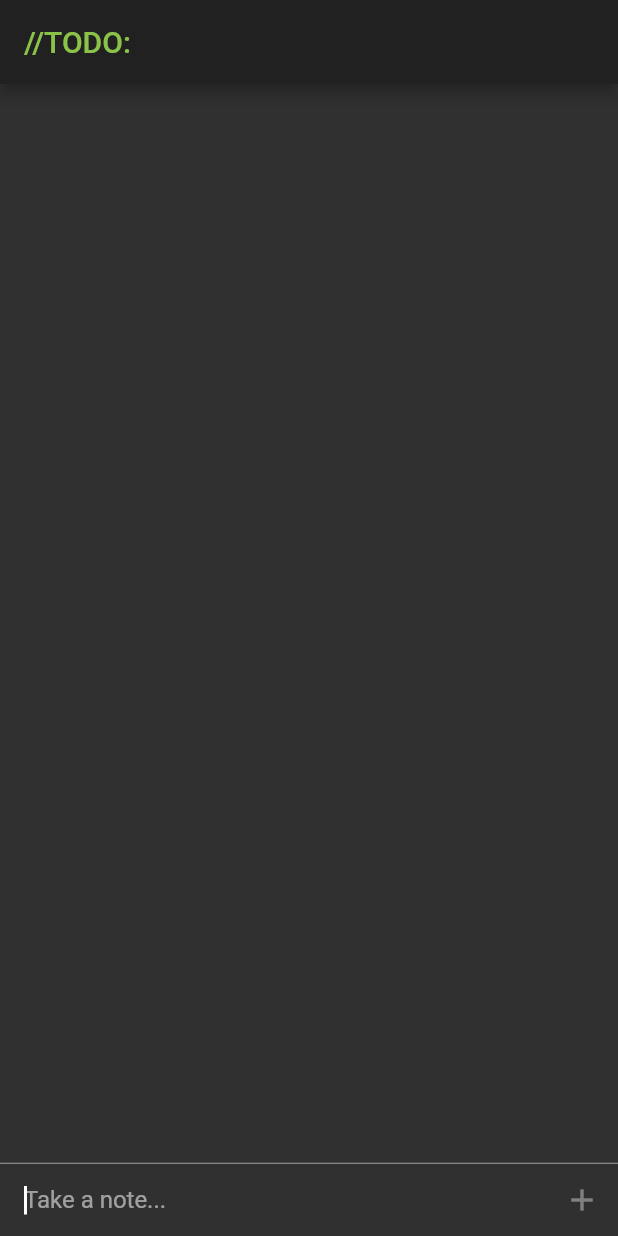
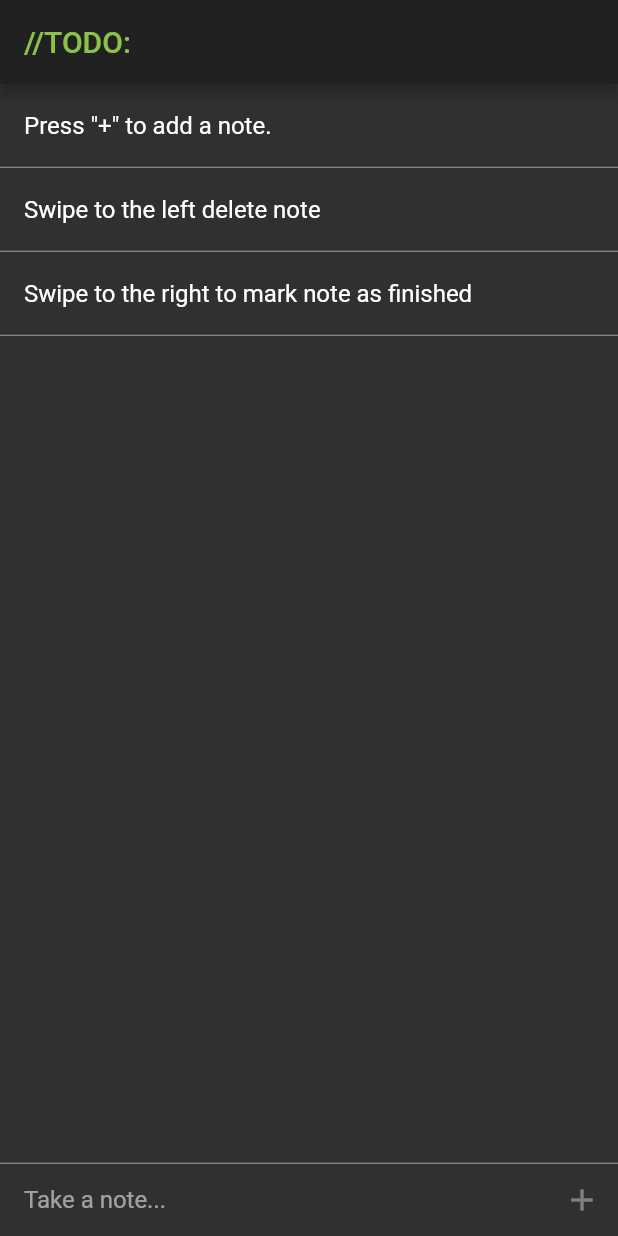
Before and after one commit to Moonkid/flutter_projects, a Flutter app: the screen it shows after launch, on a phone screen of 412 x 824 dp. Run offline on Flutter 3.47's test engine with Material 2 defaults, Android fonts, the phone set to English and light mode, and no system bars.

```diff
--- a/lecture_2_todos/lib/models/todo.dart
+++ b/lecture_2_todos/lib/models/todo.dart
@@ -3,7 +3,7 @@ import 'package:meta/meta.dart';
 class Todo {
   const Todo({
     @required this.text,
-    @required this.isFinished,
+    this.isFinished = false,
   });
 
   final String text;
--- a/lecture_2_todos/lib/screens/home_screen.dart
+++ b/lecture_2_todos/lib/screens/home_screen.dart
@@ -14,6 +14,14 @@ class _HomeScreenState extends State<HomeScreen> {
   @override
   void initState() {
     super.initState();
+    _todos.addAll(
+        [
+          const Todo(text: 'Press "+" to add a note.'),
+          const Todo(text: 'Swipe to the left delete note'),
+          const Todo(text: 'Swipe to the right to mark note as finished'),
+        ]
+    );
+
     _textController.addListener(_onTextChanged);
   }
 
@@ -32,9 +40,21 @@ class _HomeScreenState extends State<HomeScreen> {
         ),
       ),
       body: Column(
-        children: <Widget>[_listView(), _buildDivider(), _bottomActionBar()],
+        children: <Widget>[
+          _listViewOrHint(),
+          _buildDivider(),
+          _bottomActionBar()
+        ],
       ),
     );
+  }
+
+  Widget _listViewOrHint() {
+    return _todos.isEmpty
+        ? const Expanded(
+            child: Center(child: Text('Press "+" to add your first note.')),
+          )
+        : _listView();
   }
 
   Widget _listView() {
@@ -141,7 +161,7 @@ class _HomeScreenState extends State<HomeScreen> {
   Widget _bottomActionBar() {
     void addNewItem() {
       setState(() {
-        final todo = Todo(text: _textController.text, isFinished: false);
+        final todo = Todo(text: _textController.text);
         _todos.add(todo);
         _textController.clear();
       });
@@ -172,7 +192,6 @@ class _HomeScreenState extends State<HomeScreen> {
           scrollDirection: Axis.vertical,
           reverse: true,
           child: TextField(
-            autofocus: true,
             keyboardType: TextInputType.multiline,
             maxLines: null,
             decoration: const InputDecoration.collapsed(
```
Also changed, not shown: 1 other file.
